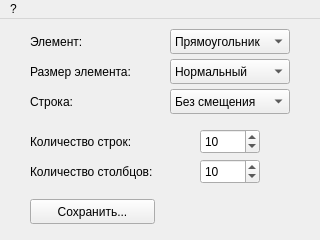
Before: the Qt Designer form mainwindow.ui in MegaSamuel/PatternDraw, drawn with Qt 5.
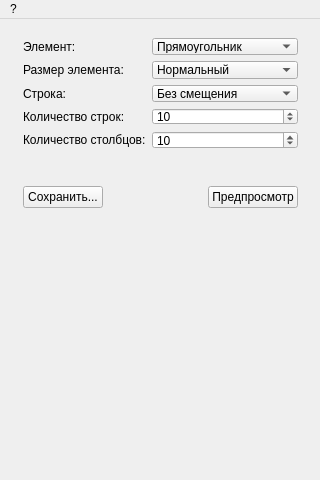
After: the same form once the commit is applied.

Commit message: ft-preview : делаем предпросмотр изображения

Diff of the .ui file:
```diff
--- a/mainwindow.ui
+++ b/mainwindow.ui
@@ -7,131 +7,84 @@
     <x>0</x>
     <y>0</y>
     <width>320</width>
-    <height>240</height>
+    <height>480</height>
    </rect>
   </property>
   <property name="windowTitle">
    <string>MainWindow</string>
   </property>
   <widget class="QWidget" name="centralWidget">
-   <widget class="QLabel" name="labelRow">
+   <widget class="QWidget" name="horizontalLayoutWidget">
     <property name="geometry">
      <rect>
-      <x>30</x>
-      <y>110</y>
-      <width>130</width>
-      <height>25</height>
+      <x>12</x>
+      <y>156</y>
+      <width>297</width>
+      <height>45</height>
      </rect>
     </property>
-    <property name="text">
-     <string>Количество строк:</string>
-    </property>
-   </widget>
-   <widget class="QLabel" name="labelColumn">
-    <property name="geometry">
-     <rect>
-      <x>30</x>
-      <y>140</y>
-      <width>130</width>
-      <height>25</height>
-     </rect>
-    </property>
-    <property name="text">
-     <string>Количество столбцов:</string>
-    </property>
-   </widget>
-   <widget class="QSpinBox" name="spinRow">
-    <property name="geometry">
-     <rect>
-      <x>200</x>
-      <y>110</y>
-      <width>60</width>
-      <height>25</height>
-     </rect>
-    </property>
-    <property name="toolTip">
-     <string>&lt;html&gt;&lt;head/&gt;&lt;body&gt;&lt;p&gt;Количество строк&lt;/p&gt;&lt;/body&gt;&lt;/html&gt;</string>
-    </property>
-    <property name="minimum">
-     <number>1</number>
-    </property>
-    <property name="maximum">
-     <number>128</number>
-    </property>
-    <property name="value">
-     <number>10</number>
-    </property>
-   </widget>
-   <widget class="QSpinBox" name="spinColumn">
-    <property name="geometry">
-     <rect>
-      <x>200</x>
-      <y>140</y>
-      <width>60</width>
-      <height>25</height>
-     </rect>
-    </property>
-    <property name="toolTip">
-     <string>&lt;html&gt;&lt;head/&gt;&lt;body&gt;&lt;p&gt;Количество столбцов&lt;/p&gt;&lt;/body&gt;&lt;/html&gt;</string>
-    </property>
-    <property name="minimum">
-     <number>1</number>
-    </property>
-    <property name="maximum">
-     <number>128</number>
-    </property>
-    <property name="value">
-     <number>10</number>
-    </property>
-   </widget>
-   <widget class="QPushButton" name="pushButton">
-    <property name="geometry">
-     <rect>
-      <x>30</x>
-      <y>180</y>
-      <width>125</width>
-      <height>25</height>
-     </rect>
-    </property>
+    <layout class="QHBoxLayout" name="horizontalLayout">
+     <item>
+      <widget class="QPushButton" name="btnSave">
     <property name="text">
      <string>Сохранить...</string>
     </property>
    </widget>
+     </item>
+     <item>
+      <spacer name="horizontalSpacer">
+       <property name="orientation">
+        <enum>Qt::Horizontal</enum>
+       </property>
+       <property name="sizeHint" stdset="0">
+        <size>
+         <width>40</width>
+         <height>20</height>
+        </size>
+       </property>
+      </spacer>
+     </item>
+     <item>
+      <widget class="QPushButton" name="btnPreview">
+       <property name="text">
+        <string>Предпросмотр</string>
+       </property>
+      </widget>
+     </item>
+    </layout>
+   </widget>
+   <widget class="QLabel" name="lblPicture">
+    <property name="geometry">
+     <rect>
+      <x>12</x>
+      <y>220</y>
+      <width>297</width>
+      <height>230</height>
+     </rect>
+    </property>
+    <property name="text">
+     <string/>
+    </property>
+   </widget>
+   <widget class="QWidget" name="">
+    <property name="geometry">
+     <rect>
+      <x>12</x>
+      <y>8</y>
+      <width>297</width>
+      <height>133</height>
+     </rect>
+    </property>
+    <layout class="QFormLayout" name="formLayout">
+     <item row="0" column="0">
    <widget class="QLabel" name="labeItem">
-    <property name="geometry">
-     <rect>
-      <x>30</x>
-      <y>10</y>
-      <width>130</width>
-      <height>25</height>
-     </rect>
-    </property>
     <property name="text">
      <string>Элемент:</string>
     </property>
    </widget>
-   <widget class="QLabel" name="labelString">
-    <property name="geometry">
-     <rect>
-      <x>30</x>
-      <y>70</y>
-      <width>130</width>
-      <height>25</height>
-     </rect>
-    </property>
-    <property name="text">
-     <string>Строка:</string>
-    </property>
-   </widget>
+     </item>
+     <item row="0" column="1">
    <widget class="QComboBox" name="comboBoxItem">
-    <property name="geometry">
-     <rect>
-      <x>170</x>
-      <y>10</y>
-      <width>120</width>
-      <height>25</height>
-     </rect>
-    </property>
     <property name="toolTip">
      <string>&lt;html&gt;&lt;head/&gt;&lt;body&gt;&lt;p&gt;Вид элемента&lt;/p&gt;&lt;/body&gt;&lt;/html&gt;</string>
     </property>
@@ -146,51 +99,16 @@
      </property>
     </item>
    </widget>
-   <widget class="QComboBox" name="comboBoxGrid">
-    <property name="geometry">
-     <rect>
-      <x>170</x>
-      <y>70</y>
-      <width>120</width>
-      <height>25</height>
-     </rect>
-    </property>
-    <property name="toolTip">
-     <string>&lt;html&gt;&lt;head/&gt;&lt;body&gt;&lt;p&gt;Вид строки&lt;/p&gt;&lt;/body&gt;&lt;/html&gt;</string>
-    </property>
-    <item>
-     <property name="text">
-      <string>Без смещения</string>
-     </property>
-    </item>
-    <item>
-     <property name="text">
-      <string>Со смещением</string>
-     </property>
-    </item>
-   </widget>
+     </item>
+     <item row="1" column="0">
    <widget class="QLabel" name="labelSize">
-    <property name="geometry">
-     <rect>
-      <x>30</x>
-      <y>40</y>
-      <width>130</width>
-      <height>25</height>
-     </rect>
-    </property>
     <property name="text">
      <string>Размер элемента:</string>
     </property>
    </widget>
+     </item>
+     <item row="1" column="1">
    <widget class="QComboBox" name="comboBoxSize">
-    <property name="geometry">
-     <rect>
-      <x>170</x>
-      <y>40</y>
-      <width>120</width>
-      <height>25</height>
-     </rect>
-    </property>
     <property name="currentIndex">
      <number>1</number>
     </property>
@@ -210,6 +128,79 @@
      </property>
     </item>
    </widget>
+     </item>
+     <item row="2" column="0">
+      <widget class="QLabel" name="labelString">
+       <property name="text">
+        <string>Строка:</string>
+       </property>
+      </widget>
+     </item>
+     <item row="2" column="1">
+      <widget class="QComboBox" name="comboBoxGrid">
+       <property name="toolTip">
+        <string>&lt;html&gt;&lt;head/&gt;&lt;body&gt;&lt;p&gt;Вид строки&lt;/p&gt;&lt;/body&gt;&lt;/html&gt;</string>
+       </property>
+       <item>
+        <property name="text">
+         <string>Без смещения</string>
+        </property>
+       </item>
+       <item>
+        <property name="text">
+         <string>Со смещением</string>
+        </property>
+       </item>
+      </widget>
+     </item>
+     <item row="3" column="0">
+      <widget class="QLabel" name="labelRow">
+       <property name="text">
+        <string>Количество строк:</string>
+       </property>
+      </widget>
+     </item>
+     <item row="3" column="1">
+      <widget class="QSpinBox" name="spinRow">
+       <property name="toolTip">
+        <string>&lt;html&gt;&lt;head/&gt;&lt;body&gt;&lt;p&gt;Количество строк&lt;/p&gt;&lt;/body&gt;&lt;/html&gt;</string>
+       </property>
+       <property name="minimum">
+        <number>1</number>
+       </property>
+       <property name="maximum">
+        <number>128</number>
+       </property>
+       <property name="value">
+        <number>10</number>
+       </property>
+      </widget>
+     </item>
+     <item row="4" column="0">
+      <widget class="QLabel" name="labelColumn">
+       <property name="text">
+        <string>Количество столбцов:</string>
+       </property>
+      </widget>
+     </item>
+     <item row="4" column="1">
+      <widget class="QSpinBox" name="spinColumn">
+       <property name="toolTip">
+        <string>&lt;html&gt;&lt;head/&gt;&lt;body&gt;&lt;p&gt;Количество столбцов&lt;/p&gt;&lt;/body&gt;&lt;/html&gt;</string>
+       </property>
+       <property name="minimum">
+        <number>1</number>
+       </property>
+       <property name="maximum">
+        <number>128</number>
+       </property>
+       <property name="value">
+        <number>10</number>
+       </property>
+      </widget>
+     </item>
+    </layout>
+   </widget>
   </widget>
   <widget class="QMenuBar" name="menuBar">
    <property name="geometry">
```
Left out of the diff: 2 changed lines with no effect on the pictures. Lines whose indentation alone changed are shown as unchanged. The commit also changes 4 other files.
